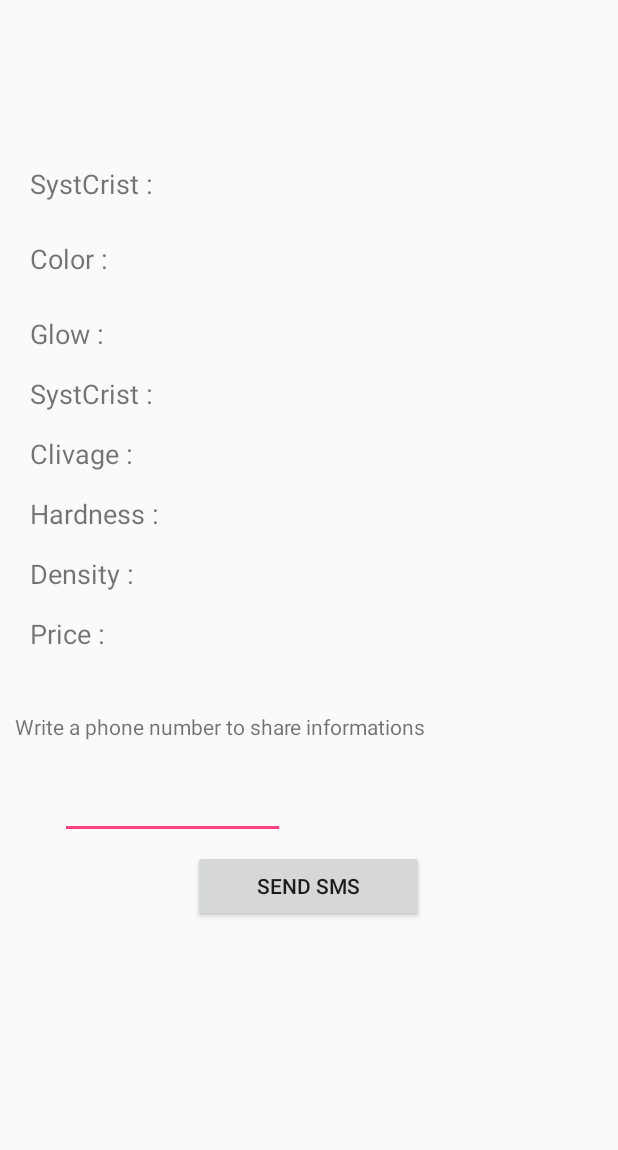
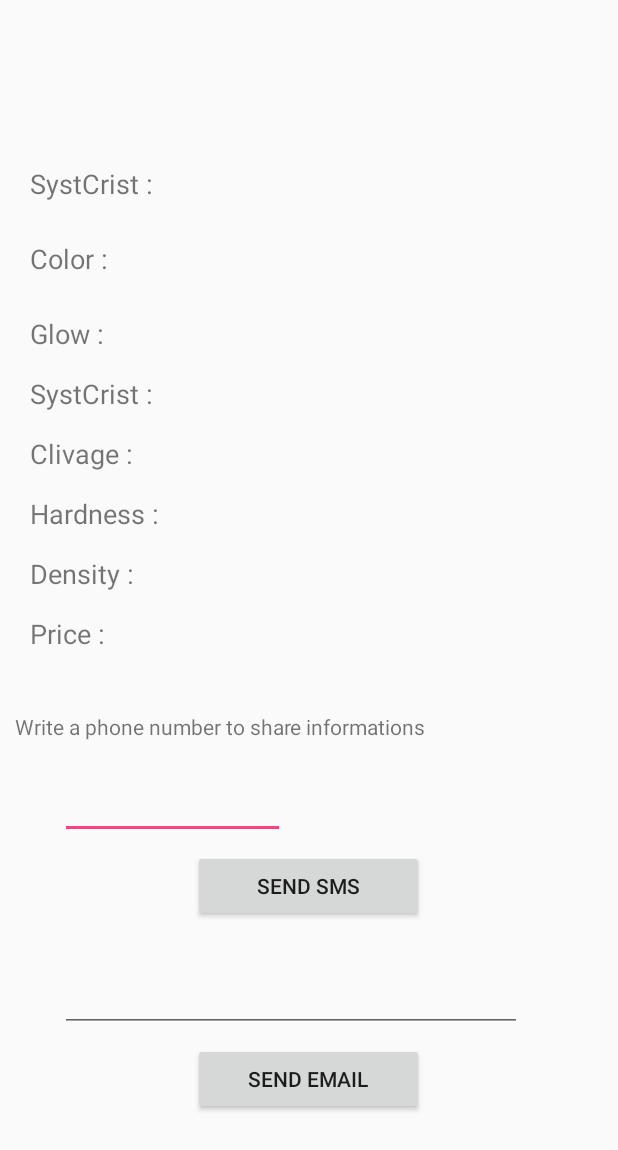
Before and after one commit to LoicCaudron/MineCollection, an Android app: the layout activity_mineral_details.xml on its own in the app's theme, with its tools: preview values and no code run, on a phone screen of 412 x 824 dp. Shown: the top 1150 px of the screen. Run offline under Robolectric (Android 15) with nearby library versions, the phone set to English and light mode, and no system bars.

Commit message:
Essai de l'implémentation de l'envoi d'un email

```diff
--- a/app/src/main/res/layout/activity_mineral_details.xml
+++ b/app/src/main/res/layout/activity_mineral_details.xml
@@ -231,6 +231,37 @@
 
         </RelativeLayout>
 
+        <EditText
+            android:id="@+id/editTextEmail"
+            android:layout_width="308dp"
+            android:layout_height="wrap_content"
+            android:layout_alignParentLeft="true"
+            android:layout_alignParentStart="true"
+            android:layout_alignParentTop="true"
+            android:layout_marginLeft="40dp"
+            android:layout_marginTop="20dp"
+            android:textSize="18sp"
+            app:layout_constraintBottom_toBottomOf="parent"
+            app:layout_constraintHorizontal_bias="0.0"
+            app:layout_constraintLeft_toLeftOf="parent"
+            app:layout_constraintRight_toRightOf="parent"
+            app:layout_constraintTop_toTopOf="parent"
+            app:layout_constraintVertical_bias="0.736" />
+
+        <RelativeLayout
+            android:layout_width="match_parent"
+            android:layout_height="match_parent">
+
+            <Button
+                android:id="@+id/sendEmailButton"
+                android:layout_width="154dp"
+                android:layout_height="wrap_content"
+                android:layout_marginTop="15dp"
+                android:layout_centerInParent="true"
+                android:text="Send EMAIL" />
+
+        </RelativeLayout>
+
 
 
     </LinearLayout>
```
Also changed, not shown: app/src/main/java/com/example/einore/minecollection/Controller/MineralDetailsActivity.java (+36 -0 lines).
